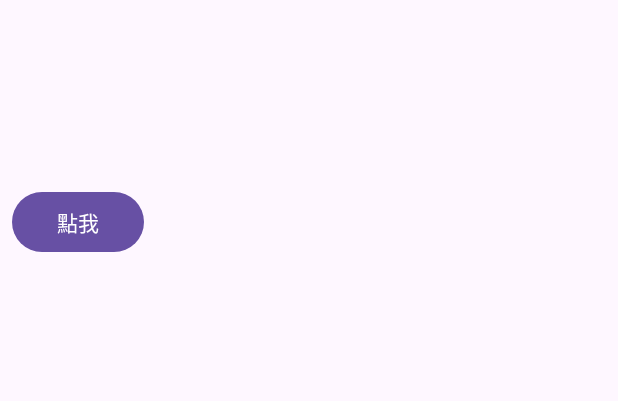
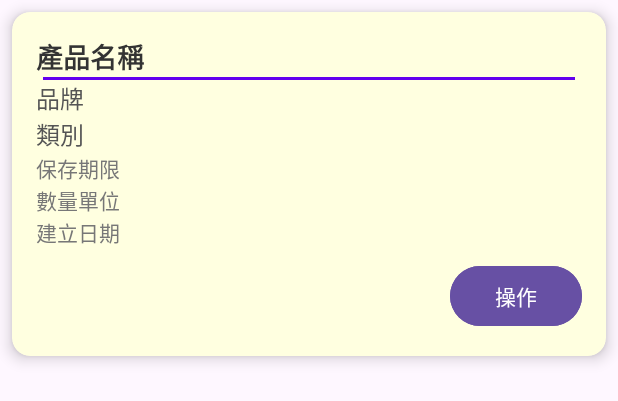
Before and after one commit to Howard3897613/IMsenior, an Android app: the layout item_food.xml on its own in the app's theme, with its tools: preview values and no code run, on a phone screen of 412 x 824 dp. Shown: the top 401 px of the screen. Run offline under Robolectric (Android 15) with nearby library versions, the phone set to English and light mode, and no system bars.

Commit message:
Adapter beautiful!

```diff
--- /dev/null
+++ b/app/src/main/res/drawable/lined_background.xml
@@ -0,0 +1,4 @@
+<?xml version="1.0" encoding="utf-8"?>
+<bitmap xmlns:android="http://schemas.android.com/apk/res/android"
+    android:src="@drawable/lined_sticker"
+    android:gravity="center" />
--- a/app/src/main/res/layout/item_food.xml
+++ b/app/src/main/res/layout/item_food.xml
@@ -1,14 +1,87 @@
-<LinearLayout
-    xmlns:android="http://schemas.android.com/apk/res/android"
-    android:orientation="vertical" android:layout_width="match_parent"
+<androidx.cardview.widget.CardView xmlns:android="http://schemas.android.com/apk/res/android"
+    xmlns:card_view="http://schemas.android.com/apk/res-auto"
+    xmlns:app="http://schemas.android.com/apk/res-auto"
+    android:layout_width="match_parent"
     android:layout_height="wrap_content"
-    android:padding="8dp">
+    android:layout_margin="8dp"
+    card_view:cardCornerRadius="12dp"
+    card_view:cardElevation="6dp"
+    card_view:cardBackgroundColor="@color/colorPaleYellow"
+    style="?attr/materialCardViewFilledStyle">
 
-    <TextView android:id="@+id/tvName" android:layout_width="wrap_content" android:layout_height="wrap_content" />
-    <TextView android:id="@+id/tvBrand" android:layout_width="wrap_content" android:layout_height="wrap_content" />
-    <TextView android:id="@+id/tvCategory" android:layout_width="wrap_content" android:layout_height="wrap_content" />
-    <TextView android:id="@+id/tvCreateDate" android:layout_width="wrap_content" android:layout_height="wrap_content" />
-    <TextView android:id="@+id/tvEndDate" android:layout_width="wrap_content" android:layout_height="wrap_content" />
-    <TextView android:id="@+id/tvQuantity" android:layout_width="wrap_content" android:layout_height="wrap_content" />
-    <Button android:id="@+id/btnClick" android:layout_width="wrap_content" android:layout_height="wrap_content" android:text="點我" />
-</LinearLayout>
+    <LinearLayout
+        android:layout_width="match_parent"
+        android:layout_height="match_parent"
+        android:orientation="vertical"
+        android:padding="16dp">
+
+        <TextView
+            android:id="@+id/tvName"
+            android:layout_width="match_parent"
+            android:layout_height="wrap_content"
+            android:text="產品名稱"
+            android:textColor="#333"
+            android:textSize="18sp"
+            android:textStyle="bold" />
+
+        <com.google.android.material.divider.MaterialDivider
+            android:layout_width="match_parent"
+            android:layout_height="wrap_content"
+            app:dividerColor="@color/colorPrimary"
+            app:dividerThickness="2dp"
+            app:dividerInsetStart="5dp"
+            app:dividerInsetEnd="5dp"/>
+
+
+        <TextView
+            android:id="@+id/tvBrand"
+            android:layout_width="match_parent"
+            android:layout_height="wrap_content"
+            android:text="品牌"
+            android:textColor="#555"
+            android:textSize="16sp" />
+
+        <TextView
+            android:id="@+id/tvCategory"
+            android:layout_width="match_parent"
+            android:layout_height="wrap_content"
+            android:text="類別"
+            android:textColor="#555"
+            android:textSize="16sp" />
+
+
+
+        <TextView
+            android:id="@+id/tvEndDate"
+            android:layout_width="match_parent"
+            android:layout_height="wrap_content"
+            android:text="保存期限"
+            android:textColor="#777"
+            android:textSize="14sp" />
+
+        <TextView
+            android:id="@+id/tvQuantity"
+            android:layout_width="match_parent"
+            android:layout_height="wrap_content"
+            android:text="數量單位"
+            android:textColor="#777"
+            android:textSize="14sp" />
+        <TextView
+            android:id="@+id/tvCreateDate"
+            android:layout_width="match_parent"
+            android:layout_height="wrap_content"
+            android:text="建立日期"
+            android:textColor="#777"
+            android:textSize="14sp" />
+
+        <Button
+            android:id="@+id/btnClick"
+            android:layout_width="wrap_content"
+            android:layout_height="wrap_content"
+            android:layout_gravity="end"
+            android:layout_marginTop="8dp"
+            android:backgroundTint="?attr/colorPrimary"
+            android:text="操作"
+            android:textColor="#fff" />
+    </LinearLayout>
+</androidx.cardview.widget.CardView>
--- a/app/src/main/res/values/colors.xml
+++ b/app/src/main/res/values/colors.xml
@@ -2,4 +2,21 @@
 <resources>
     <color name="black">#FF000000</color>
     <color name="white">#FFFFFFFF</color>
+    <!-- Your existing colors -->
+    <color name="colorPrimary">#6200EE</color>
+    <color name="colorPrimaryDark">#3700B3</color>
+    <color name="colorAccent">#03DAC5</color>
+
+    <!-- New Light Color Suggestions -->
+    <color name="colorLightAqua">#AFEEEE</color>
+    <color name="colorPaleYellow">#FFFFE0</color>
+    <color name="colorVeryLightBlue">#E0FFFF</color>
+    <color name="colorLightLavender">#E6E6FA</color>
+    <color name="colorLightPeach">#FFDAB9</color>
+    <color name="colorMintCream">#F5FFFA</color>
+    <color name="colorSeashell">#FFF5EE</color>
+    <color name="colorAliceBlue">#F0F8FF</color>
+
+    <!-- Your original color from the item_food.xml context -->
+    <color name="y">#FFFFFF</color>
 </resources>
```
Also changed, not shown: 1 other file.
